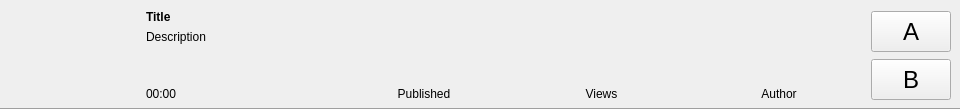
This is result.ui in prusnak/cliptor as Qt 5 draws it before an edit. The edited form follows.
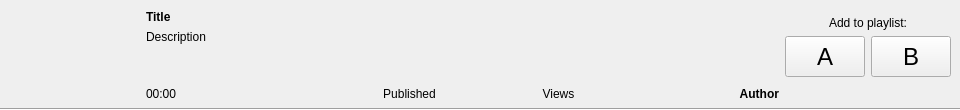
This is the edited form. Icons and pictures are not drawn.

The edit to the form file:
```diff
--- a/result.ui
+++ b/result.ui
@@ -153,11 +153,17 @@
         </item>
         <item>
          <widget class="QLabel" name="labelAuthor">
+          <property name="font">
+           <font>
+            <weight>75</weight>
+            <bold>true</bold>
+           </font>
+          </property>
           <property name="text">
            <string>Author</string>
           </property>
           <property name="alignment">
-           <set>Qt::AlignCenter</set>
+           <set>Qt::AlignRight|Qt::AlignTrailing|Qt::AlignVCenter</set>
           </property>
          </widget>
         </item>
@@ -166,7 +172,25 @@
      </layout>
     </item>
     <item>
-     <layout class="QVBoxLayout" name="layoutButtons">
+     <layout class="QVBoxLayout" name="layoutV2">
+      <item>
+       <widget class="QLabel" name="label">
+        <property name="minimumSize">
+         <size>
+          <width>0</width>
+          <height>20</height>
+         </size>
+        </property>
+        <property name="text">
+         <string>Add to playlist:</string>
+        </property>
+        <property name="alignment">
+         <set>Qt::AlignBottom|Qt::AlignHCenter</set>
+        </property>
+       </widget>
+      </item>
+      <item>
+       <layout class="QHBoxLayout" name="layoutH3">
       <item>
        <widget class="QPushButton" name="buttonA">
         <property name="sizePolicy">
@@ -177,7 +201,7 @@
         </property>
         <property name="minimumSize">
          <size>
-          <width>51</width>
+            <width>41</width>
           <height>41</height>
          </size>
         </property>
@@ -201,7 +225,7 @@
         </property>
         <property name="minimumSize">
          <size>
-          <width>51</width>
+            <width>41</width>
           <height>41</height>
          </size>
         </property>
@@ -214,6 +238,21 @@
          <string>B</string>
         </property>
        </widget>
+        </item>
+       </layout>
+      </item>
+      <item>
+       <spacer name="spacerV">
+        <property name="orientation">
+         <enum>Qt::Vertical</enum>
+        </property>
+        <property name="sizeHint" stdset="0">
+         <size>
+          <width>0</width>
+          <height>0</height>
+         </size>
+        </property>
+       </spacer>
       </item>
      </layout>
     </item>
```
Left out of the diff: 6 changed lines with no effect on the pictures. Lines whose indentation alone changed are shown as unchanged.
